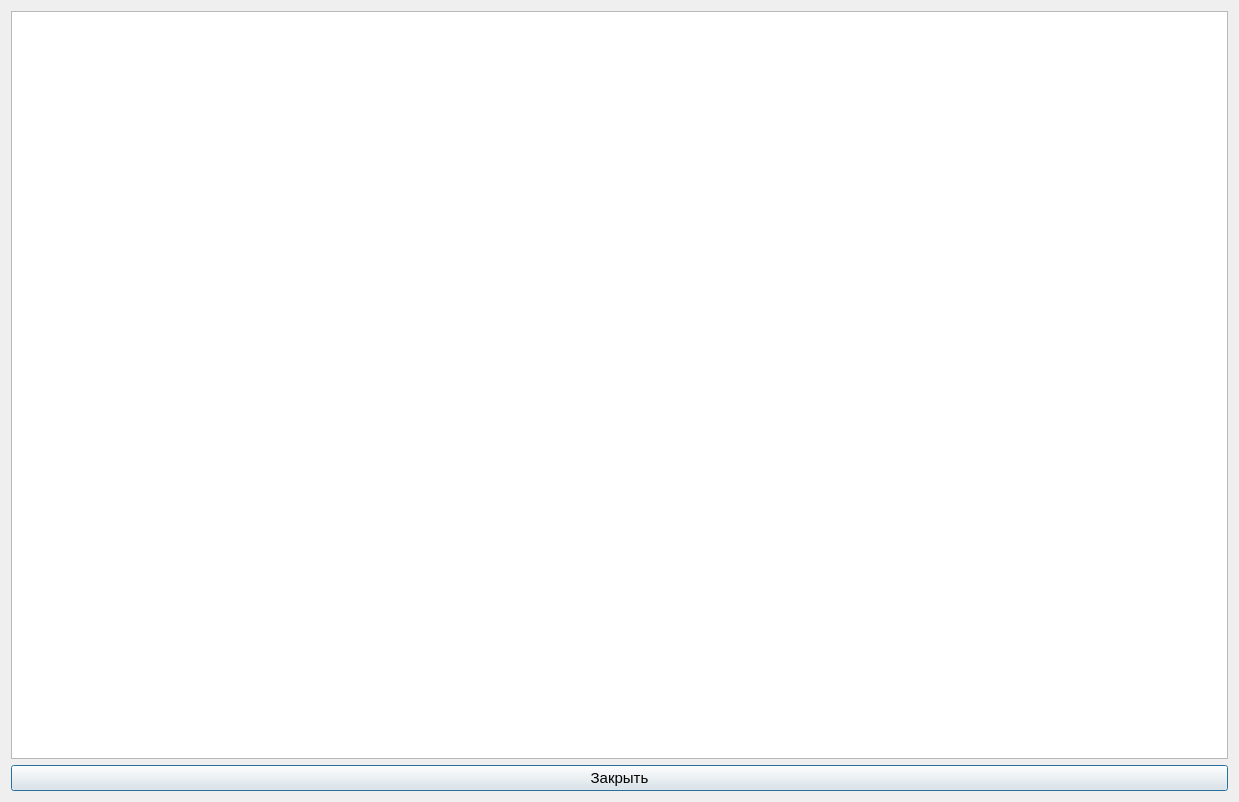
Qt form FTSPredictionProgram/showdatadialog.ui (ShompolovMaxim/CP_2024) before a commit.
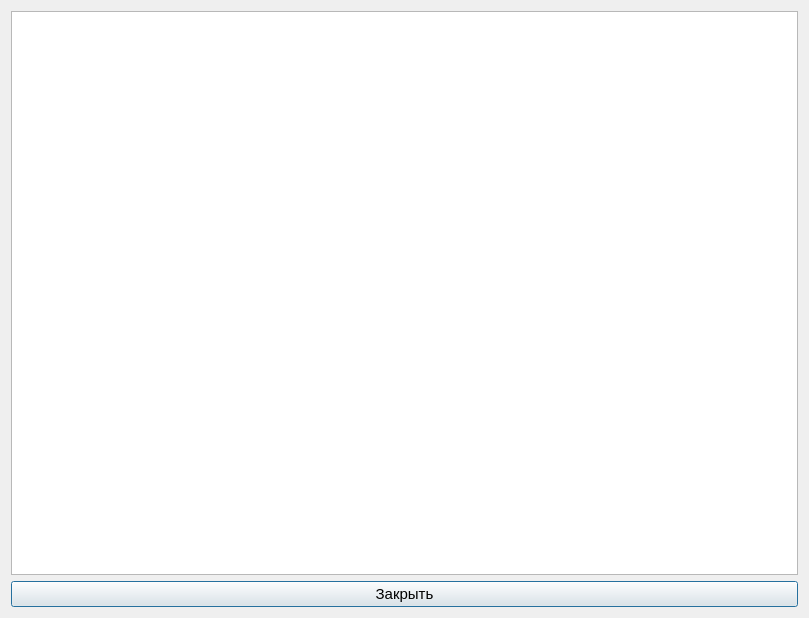
The same form after that commit.

```diff
--- a/FTSPredictionProgram/showdatadialog.ui
+++ b/FTSPredictionProgram/showdatadialog.ui
@@ -6,8 +6,8 @@
    <rect>
     <x>0</x>
     <y>0</y>
-    <width>1239</width>
-    <height>802</height>
+    <width>809</width>
+    <height>618</height>
    </rect>
   </property>
   <property name="font">
```
